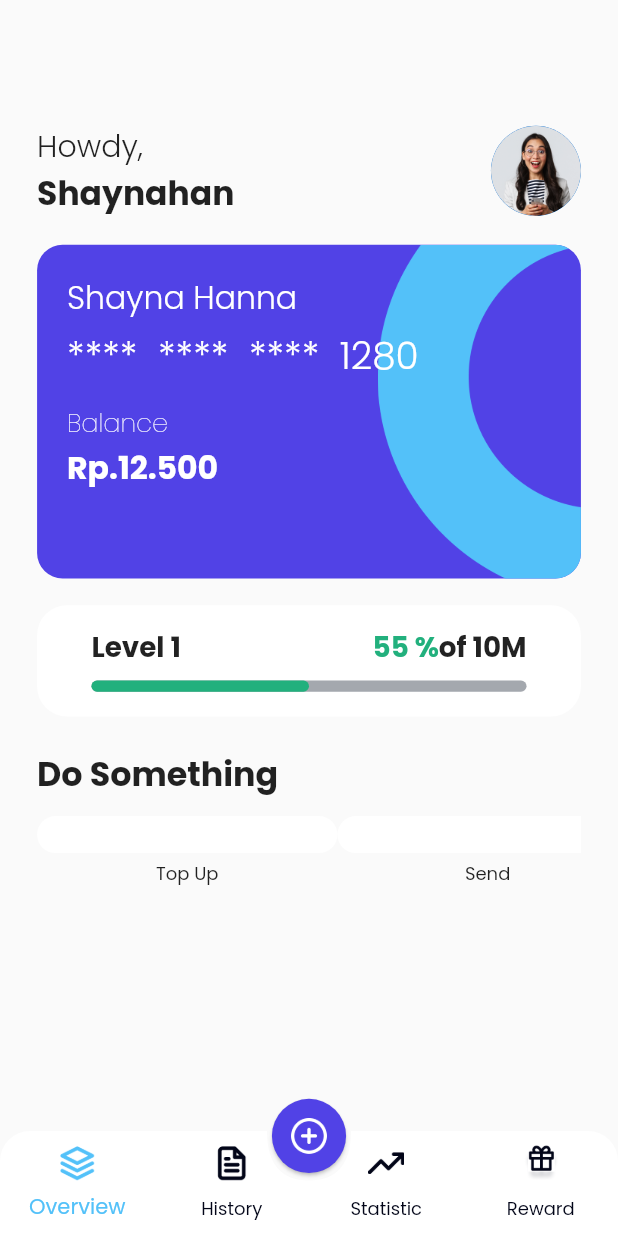
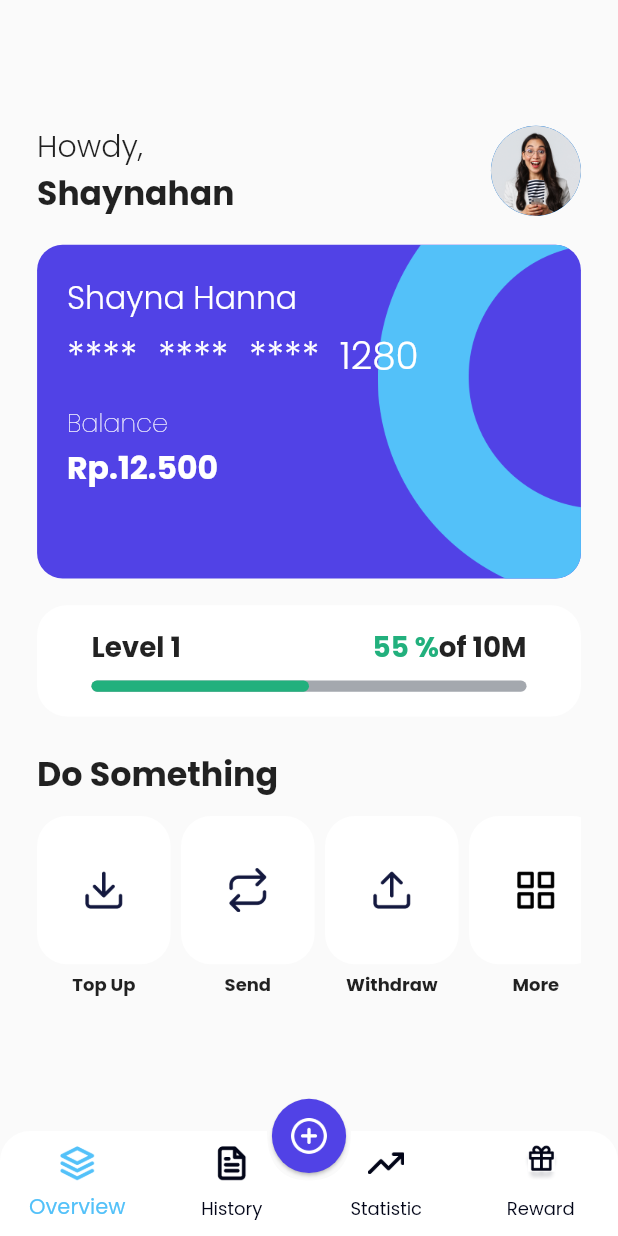
Before and after one commit to ramafaizz12/e-wallet-app, a Flutter app: the HomePage screen opened directly, on a phone screen of 412 x 824 dp. Run offline on Flutter 3.47's test engine with Material 2 defaults, Android fonts, the light colour scheme and no system bars; drawn by our look-alikes of percent_indicator; our stand-ins replace bloc, carousel_slider, flutter_bloc, google_fonts.

Commit message:
Add More Menu Button

```diff
--- a/lib/ui/pages/SignupPage.dart
+++ b/lib/ui/pages/SignupPage.dart
@@ -50,10 +50,10 @@ class SignupPage extends StatelessWidget {
                                 Container(
                                   width: p1.maxWidth * 0.32,
                                   height: p1.maxHeight * 0.2,
-                                  child: Image.asset('assets/upload.png'),
                                   decoration: BoxDecoration(
                                       shape: BoxShape.circle,
                                       color: backgroudcolor),
+                                  child: Image.asset('assets/upload.png'),
                                 ),
                                 Text(
                                   "Passport/ID Card",
@@ -127,7 +127,7 @@ class SignupPage extends StatelessWidget {
                                   builder: (context) => const HomePage(),
                                 ));
                           },
-                          child: Text("Skip for Now")))
+                          child: const Text("Skip for Now")))
                   // Center(
                   //     child:
                   //         TextButton(onPressed: () {}, child: Text("Sign In")))
--- a/lib/ui/pages/SplashScreen.dart
+++ b/lib/ui/pages/SplashScreen.dart
@@ -12,7 +12,7 @@ class _SplashScreenState extends State<SplashScreen> {
   void initState() {
     super.initState();
     Future.delayed(
-        Duration(seconds: 3),
+        const Duration(seconds: 3),
         () => Navigator.pushReplacement(
             context,
             MaterialPageRoute(
--- a/lib/ui/widgets/Bottomnavbar.dart
+++ b/lib/ui/widgets/Bottomnavbar.dart
@@ -20,7 +20,7 @@ class _BottomnavbarState extends State<Bottomnavbar> {
           height: 70,
           decoration: BoxDecoration(
               color: whitecolor,
-              borderRadius: BorderRadius.only(
+              borderRadius: const BorderRadius.only(
                   topLeft: Radius.circular(20), topRight: Radius.circular(20))),
           child: BottomNavigationBar(
             selectedIconTheme: IconThemeData(color: birumuda),
--- a/lib/ui/widgets/Buttonutama.dart
+++ b/lib/ui/widgets/Buttonutama.dart
@@ -25,7 +25,7 @@ class Buttonutama extends StatelessWidget {
         ),
         child: Center(
             child: Text(
-          "$nama",
+          nama,
           style: textpoppins.copyWith(
               color: whitecolor, fontWeight: FontWeight.bold),
         )),
--- a/lib/ui/widgets/ContainerMenuoverview.dart
+++ b/lib/ui/widgets/ContainerMenuoverview.dart
@@ -12,14 +12,19 @@ class ContainerMenuOverview extends StatelessWidget {
       children: [
         Container(
           width: MediaQuery.of(context).size.width,
-          height: MediaQuery.of(context).size.height * 0.03,
+          height: MediaQuery.of(context).size.height * 0.12,
           decoration: BoxDecoration(
               borderRadius: BorderRadius.circular(20), color: whitecolor),
+          child: Image.asset(
+            gambar,
+            scale: 3.5,
+          ),
         ),
         const SizedBox(height: 5),
         Text(
           text,
-          style: textpoppins.copyWith(fontSize: 12),
+          style:
+              textpoppins.copyWith(fontSize: 12, fontWeight: FontWeight.bold),
         )
       ],
     );
--- a/lib/ui/widgets/ContainerOnboarding.dart
+++ b/lib/ui/widgets/ContainerOnboarding.dart
@@ -15,7 +15,7 @@ class ContainerOnBorading extends StatelessWidget {
   Widget build(BuildContext context) {
     return Container(
       width: width,
-      margin: EdgeInsets.only(top: 0.04),
+      margin: const EdgeInsets.only(top: 0.04),
       height: height,
       decoration: BoxDecoration(
           color: whitecolor, borderRadius: BorderRadius.circular(15)),
@@ -69,7 +69,7 @@ class ContainerOnBorading extends StatelessWidget {
                                     ));
                               },
                             ),
-                            TextButton(onPressed: () {}, child: Text("Sign In"))
+                            TextButton(onPressed: () {}, child: const Text("Sign In"))
                           ],
                         )
                       : Row(
--- a/lib/ui/widgets/Containercard.dart
+++ b/lib/ui/widgets/Containercard.dart
@@ -20,7 +20,7 @@ class Containercard extends StatelessWidget {
                   borderRadius: BorderRadius.circular(17),
                   child: Image.asset('assets/lingkaran.png'))),
           Padding(
-            padding: EdgeInsets.all(20),
+            padding: const EdgeInsets.all(20),
             child: Column(
               crossAxisAlignment: CrossAxisAlignment.start,
               children: [
@@ -31,7 +31,7 @@ class Containercard extends StatelessWidget {
                       fontWeight: FontWeight.w300,
                       fontSize: 21),
                 ),
-                SizedBox(
+                const SizedBox(
                   height: 5,
                 ),
                 Text(
@@ -41,7 +41,7 @@ class Containercard extends StatelessWidget {
                       fontWeight: FontWeight.w300,
                       fontSize: 25),
                 ),
-                SizedBox(
+                const SizedBox(
                   height: 13,
                 ),
                 Text(
@@ -51,7 +51,7 @@ class Containercard extends StatelessWidget {
                       fontWeight: FontWeight.w100,
                       fontSize: 17),
                 ),
-                SizedBox(
+                const SizedBox(
                   height: 2,
                 ),
                 Text(
--- a/lib/ui/widgets/Containerkecil.dart
+++ b/lib/ui/widgets/Containerkecil.dart
@@ -3,7 +3,7 @@ part of 'widgets.dart';
 class Containerkecil extends StatelessWidget {
   final Color warna;
 
-  Containerkecil({super.key, this.warna = Colors.grey});
+  const Containerkecil({super.key, this.warna = Colors.grey});
 
   @override
   Widget build(BuildContext context) {
--- /dev/null
+++ b/lib/ui/widgets/Hero_Dialog_Route.dart
@@ -0,0 +1,48 @@
+import 'package:flutter/material.dart';
+
+/// {@template hero_dialog_route}
+/// Custom [PageRoute] that creates an overlay dialog (popup effect).
+///
+/// Best used with a [Hero] animation.
+/// {@endtemplate}
+class HeroDialogRoute<T> extends PageRoute<T> {
+  /// {@macro hero_dialog_route}
+  HeroDialogRoute({
+    @required WidgetBuilder? builder,
+    RouteSettings? settings,
+    bool fullscreenDialog = false,
+  })  : _builder = builder!,
+        super(settings: settings, fullscreenDialog: fullscreenDialog);
+
+  final WidgetBuilder _builder;
+
+  @override
+  bool get opaque => false;
+
+  @override
+  bool get barrierDismissible => true;
+
+  @override
+  Duration get transitionDuration => const Duration(milliseconds: 300);
+
+  @override
+  bool get maintainState => true;
+
+  @override
+  Color get barrierColor => Colors.black54;
+
+  @override
+  Widget buildTransitions(BuildContext context, Animation<double> animation,
+      Animation<double> secondaryAnimation, Widget child) {
+    return child;
+  }
+
+  @override
+  Widget buildPage(BuildContext context, Animation<double> animation,
+      Animation<double> secondaryAnimation) {
+    return _builder(context);
+  }
+
+  @override
+  String get barrierLabel => 'Popup dialog open';
+}
--- a/lib/ui/widgets/Textinput.dart
+++ b/lib/ui/widgets/Textinput.dart
@@ -23,7 +23,7 @@ class TextInput extends StatelessWidget {
         crossAxisAlignment: CrossAxisAlignment.start,
         children: [
           Text(
-            "$nama",
+            nama,
             style: textpoppins.copyWith(
                 color: darkpurplecolor, fontWeight: FontWeight.w500),
           ),
@@ -36,7 +36,7 @@ class TextInput extends StatelessWidget {
             child: TextField(
               obscureText: obscure,
               controller: textcontrol,
-              decoration: InputDecoration(border: InputBorder.none),
+              decoration: const InputDecoration(border: InputBorder.none),
             ),
           )
         ],
--- a/lib/ui/widgets/widgets.dart
+++ b/lib/ui/widgets/widgets.dart
@@ -1,5 +1,6 @@
 import 'package:carousel_slider/carousel_controller.dart';
 import 'package:ewalletapp/ui/pages/pages.dart';
+import 'package:ewalletapp/ui/widgets/Hero_Dialog_Route.dart';
 import 'package:flutter/material.dart';
 
 import 'package:flutter_bloc/flutter_bloc.dart';
@@ -7,6 +8,7 @@ import 'package:percent_indicator/linear_percent_indicator.dart';
 
 import '../../bloc/CounterBloc/counter_bloc.dart';
 import '../../shared/Theme.dart';
+import 'Custom_rect_tween.dart';
 part 'Containerkecil.dart';
 part 'Buttonutama.dart';
 part 'ContainerProgress.dart';
```
Also changed, not shown: lib/ui/widgets/Custom_rect_tween.dart (added, +27 -0 lines), lib/ui/widgets/MenuOverviewPage.dart (+91 -6 lines), assets/Data.png (added), assets/Water.png (added), assets/food.png (added), assets/globe.png (added), assets/tv.png (added), assets/twitch.png (added), lib/main.dart (line endings or trailing spaces).
